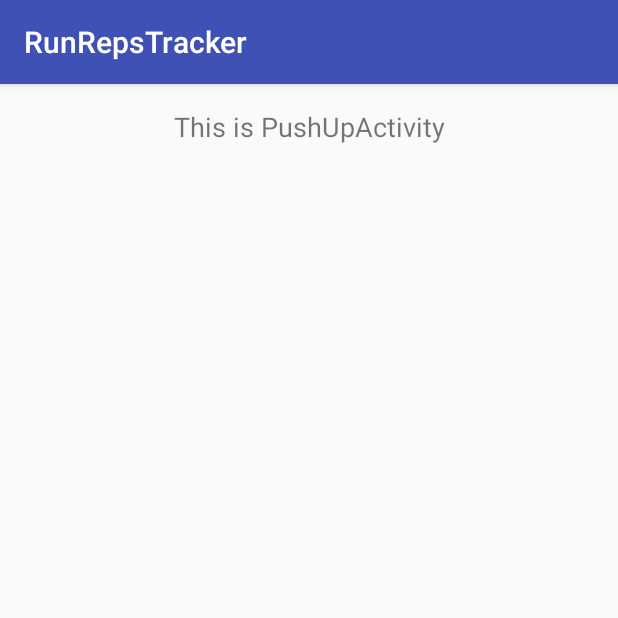
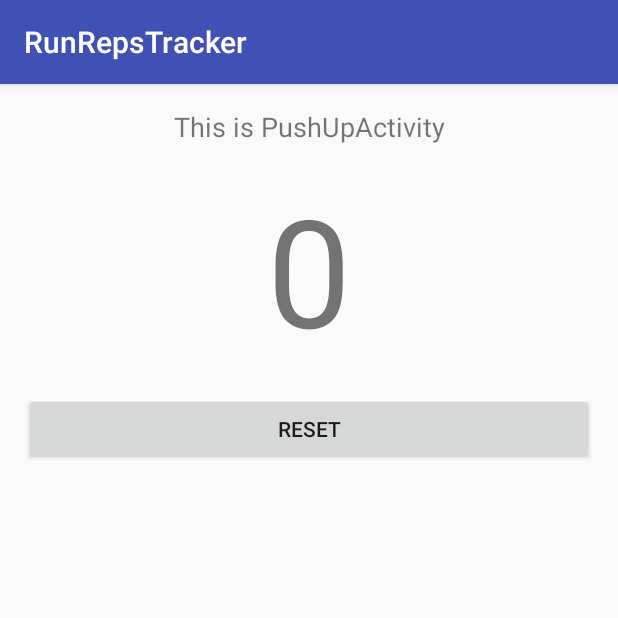
Before and after one commit to matej94/RunRepsTracker, an Android app: the PushUpActivity screen opened directly, with no data from a screen before it, on a phone screen of 412 x 824 dp, the top half of it. Run offline under Robolectric (Android 15) with nearby library versions, the phone set to English and light mode, and no system bars.

Commit message:
PushUpActivity basic elements and functionality

```diff
--- a/RunRepsTracker/app/src/main/AndroidManifest.xml
+++ b/RunRepsTracker/app/src/main/AndroidManifest.xml
@@ -19,5 +19,5 @@
         <activity android:name=".SitUpActivity" />
         <activity android:name=".RunActivity"></activity>
     </application>
-
+    <uses-feature android:name="android.hardware.sensor.proximity" android:required="true" />
 </manifest>
--- a/RunRepsTracker/app/src/main/java/com/example/matej/runrepstracker/MainActivity.java
+++ b/RunRepsTracker/app/src/main/java/com/example/matej/runrepstracker/MainActivity.java
@@ -17,6 +17,7 @@ public class MainActivity extends AppCompatActivity {
         setContentView(R.layout.activity_main);
         setUpUI();
     }
+
     private void setUpUI(){
         AppTitleTv = (TextView) findViewById(R.id.AppTitleTv);
         PushUpBtn = (Button) findViewById(R.id.PushUpBtn);
--- a/RunRepsTracker/app/src/main/java/com/example/matej/runrepstracker/PushUpActivity.java
+++ b/RunRepsTracker/app/src/main/java/com/example/matej/runrepstracker/PushUpActivity.java
@@ -1,18 +1,65 @@
 package com.example.matej.runrepstracker;
 
+import android.hardware.Sensor;
+import android.hardware.SensorEvent;
+import android.hardware.SensorEventListener;
+import android.hardware.SensorManager;
 import android.support.v7.app.AppCompatActivity;
 import android.os.Bundle;
+import android.view.View;
+import android.widget.Button;
 import android.widget.TextView;
 
-public class PushUpActivity extends AppCompatActivity {
-    TextView PushUpTv;
+public class PushUpActivity extends AppCompatActivity implements SensorEventListener {
+    TextView PushUpTv, PushUpCountTv;
+    Button ResetBtn;
+    SensorManager sensorManager;
+    Sensor ProximitySensor;
+    int PushUpCounter = 0;
+
     @Override
     protected void onCreate(Bundle savedInstanceState) {
         super.onCreate(savedInstanceState);
         setContentView(R.layout.activity_push_up);
+        sensorManager = (SensorManager) getSystemService(SENSOR_SERVICE);
+        ProximitySensor = sensorManager.getDefaultSensor(Sensor.TYPE_PROXIMITY);
         setUpUI();
     }
+
     private void setUpUI(){
-        PushUpTv = (TextView) findViewById(R.id.PushUpTv);
+            PushUpTv = (TextView) findViewById(R.id.PushUpTv);
+            ResetBtn = (Button) findViewById(R.id.ResetBtn);
+            PushUpCountTv = (TextView) findViewById(R.id.PushUpCountTv);
+
+        ResetBtn.setOnClickListener(new View.OnClickListener() {
+            @Override
+            public void onClick(View v) {
+                PushUpCounter = 0;
+                PushUpCountTv.setText(String.valueOf(PushUpCounter));
+            }
+        });
     }
-}
+
+    public void onAccuracyChanged(Sensor sensor, int accuracy) {
+    }
+
+    public void onSensorChanged(SensorEvent event) {
+        float distance = ProximitySensor.getMaximumRange();
+           if (event.values[0] < distance) {
+               PushUpCounter++;
+            PushUpCountTv.setText(String.valueOf(PushUpCounter));
+
+        }
+        }
+
+    protected void onResume() {
+        super.onResume();
+        sensorManager.registerListener(this, ProximitySensor,
+                SensorManager.SENSOR_DELAY_NORMAL);
+    }
+
+    protected void onPause() {
+        super.onPause();
+        sensorManager.unregisterListener(this);
+    }
+    }
--- a/RunRepsTracker/app/src/main/java/com/example/matej/runrepstracker/RunActivity.java
+++ b/RunRepsTracker/app/src/main/java/com/example/matej/runrepstracker/RunActivity.java
@@ -12,6 +12,7 @@ public class RunActivity extends AppCompatActivity {
         setContentView(R.layout.activity_run);
         setUpUI();
     }
+
     private void setUpUI(){
         RunTv = (TextView) findViewById(R.id.RunTv);
     }
--- a/RunRepsTracker/app/src/main/java/com/example/matej/runrepstracker/SitUpActivity.java
+++ b/RunRepsTracker/app/src/main/java/com/example/matej/runrepstracker/SitUpActivity.java
@@ -12,6 +12,7 @@ public class SitUpActivity extends AppCompatActivity {
         setContentView(R.layout.activity_sit_up);
         setUpUI();
     }
+
     private void setUpUI(){
         SitUpTv = (TextView) findViewById(R.id.SitUpTv);
     }
--- a/RunRepsTracker/app/src/main/res/layout/activity_push_up.xml
+++ b/RunRepsTracker/app/src/main/res/layout/activity_push_up.xml
@@ -1,6 +1,6 @@
 <?xml version="1.0" encoding="utf-8"?>
-<RelativeLayout xmlns:android="http://schemas.android.com/apk/res/android"
-    xmlns:tools="http://schemas.android.com/tools"
+<RelativeLayout
+    xmlns:android="http://schemas.android.com/apk/res/android"
     android:id="@+id/activity_push_up"
     android:layout_width="match_parent"
     android:layout_height="match_parent"
@@ -8,7 +8,7 @@
     android:paddingLeft="@dimen/activity_horizontal_margin"
     android:paddingRight="@dimen/activity_horizontal_margin"
     android:paddingTop="@dimen/activity_vertical_margin"
-    tools:context="com.example.matej.runrepstracker.PushUpActivity">
+    >
     <TextView
         android:id="@+id/PushUpTv"
         android:layout_width="match_parent"
@@ -16,6 +16,25 @@
         android:text="This is PushUpActivity"
         android:textAlignment="center"
         android:textSize="@dimen/size_of_app_title"
+        android:paddingBottom="@dimen/activity_vertical_margin"
+        />
+    <TextView
+        android:id="@+id/PushUpCountTv"
+        android:layout_width="match_parent"
+        android:layout_height="wrap_content"
+        android:layout_below="@+id/PushUpTv"
+        android:textAlignment="center"
+        android:text="0"
+        android:textSize="@dimen/size_of_counter"
+        android:paddingBottom="@dimen/activity_vertical_margin"
         />
 
+    <Button
+        android:id="@+id/ResetBtn"
+        android:layout_width="match_parent"
+        android:layout_height="wrap_content"
+        android:layout_below="@+id/PushUpCountTv"
+        android:text="RESET"
+        android:textAlignment="center"
+        />
 </RelativeLayout>
--- a/RunRepsTracker/app/src/main/res/values/dimens.xml
+++ b/RunRepsTracker/app/src/main/res/values/dimens.xml
@@ -3,4 +3,5 @@
     <dimen name="activity_horizontal_margin">16dp</dimen>
     <dimen name="activity_vertical_margin">16dp</dimen>
     <dimen name="size_of_app_title">18sp</dimen>
+    <dimen name="size_of_counter">100sp</dimen>
 </resources>
```
